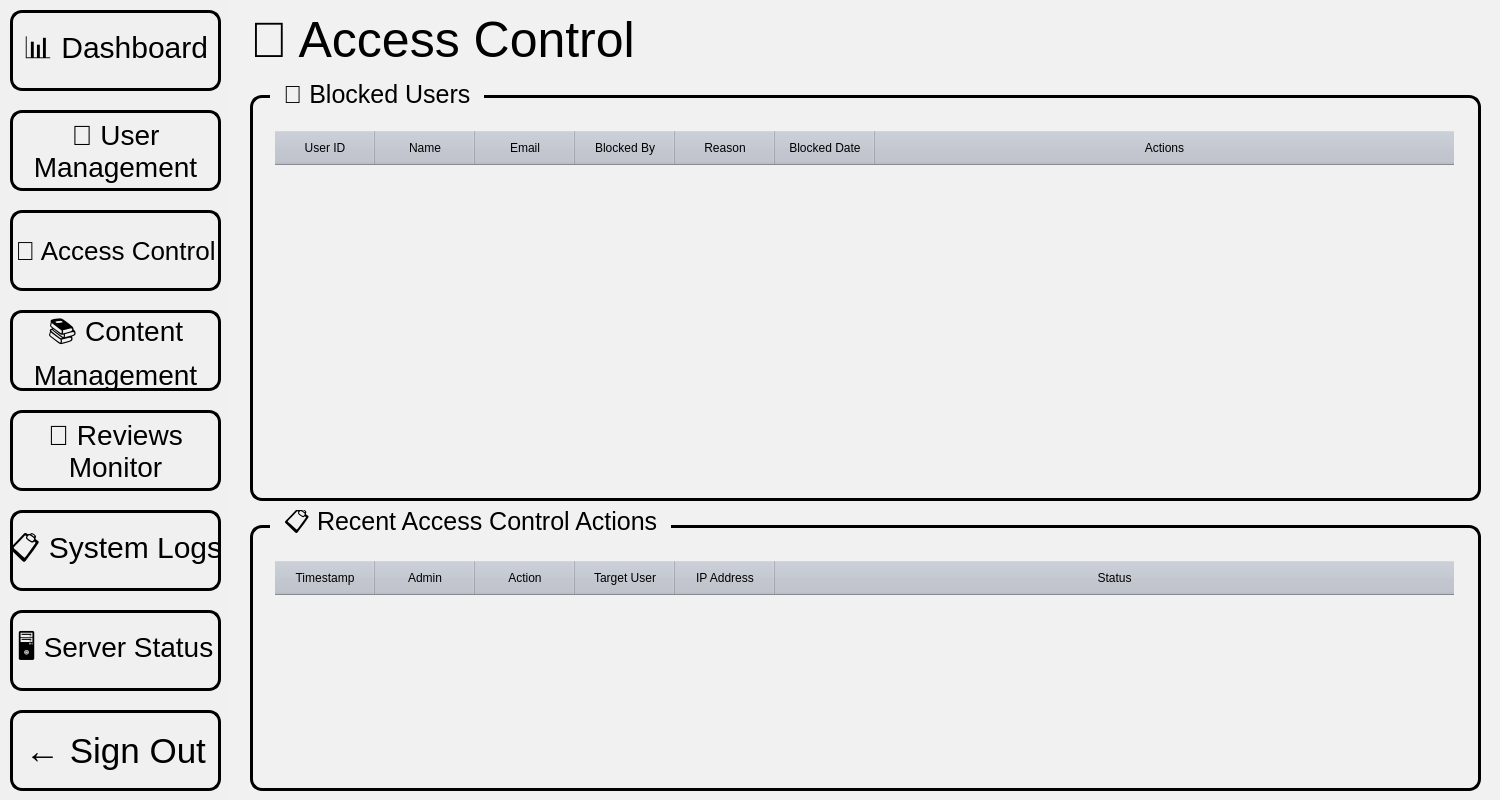
This is BookClubProject/appWindow/adminwindow.ui in mohammadshirizadeh-sudo/book-club as Qt 5 draws it before an edit. The edited form follows.
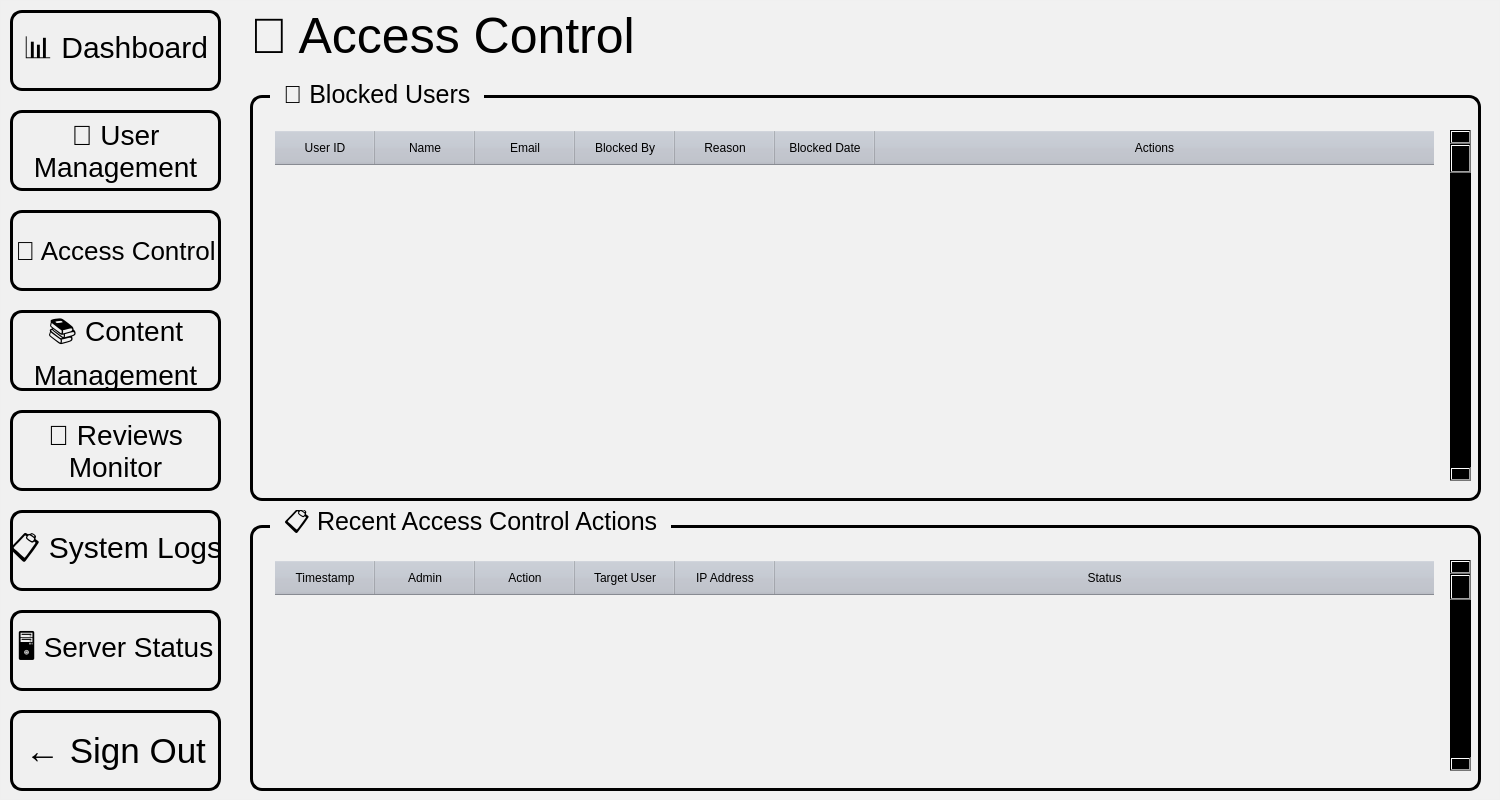
This is the edited form. The open tabs and pages were chosen to show the change. Icons and pictures are not drawn.

```diff
--- a/BookClubProject/appWindow/adminwindow.ui
+++ b/BookClubProject/appWindow/adminwindow.ui
@@ -1509,7 +1509,7 @@
       <property name="geometry">
        <rect>
         <x>20</x>
-        <y>9</y>
+        <y>5</y>
         <width>500</width>
         <height>61</height>
        </rect>
@@ -1561,7 +1561,7 @@
         <rect>
          <x>24</x>
          <y>50</y>
-         <width>1181</width>
+         <width>1161</width>
          <height>351</height>
         </rect>
        </property>
@@ -1619,6 +1619,23 @@
         </property>
        </column>
       </widget>
+      <widget class="QScrollBar" name="verticalScrollBar_4">
+       <property name="geometry">
+        <rect>
+         <x>1200</x>
+         <y>50</y>
+         <width>21</width>
+         <height>351</height>
+        </rect>
+       </property>
+       <property name="styleSheet">
+        <string notr="true">background-color: rgb(0, 0, 0);
+border: 3px solid black;</string>
+       </property>
+       <property name="orientation">
+        <enum>Qt::Orientation::Vertical</enum>
+       </property>
+      </widget>
      </widget>
      <widget class="QGroupBox" name="groupBox_2">
       <property name="geometry">
@@ -1654,7 +1671,7 @@
         <rect>
          <x>24</x>
          <y>50</y>
-         <width>1181</width>
+         <width>1161</width>
          <height>211</height>
         </rect>
        </property>
@@ -1704,6 +1721,23 @@
         </property>
        </column>
       </widget>
+      <widget class="QScrollBar" name="verticalScrollBar_5">
+       <property name="geometry">
+        <rect>
+         <x>1200</x>
+         <y>50</y>
+         <width>21</width>
+         <height>211</height>
+        </rect>
+       </property>
+       <property name="styleSheet">
+        <string notr="true">background-color: rgb(0, 0, 0);
+border: 3px solid black;</string>
+       </property>
+       <property name="orientation">
+        <enum>Qt::Orientation::Vertical</enum>
+       </property>
+      </widget>
      </widget>
     </widget>
     <widget class="QWidget" name="contentManagementPage">
```
Left out of the diff: 20 changed lines with no effect on the pictures.
